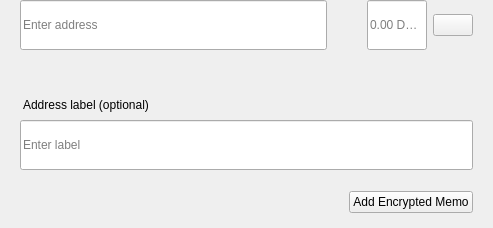
This is src/qt/dogecash/forms/sendmultirow.ui in Liquid369/blank as Qt 5 draws it before an edit. The edited form follows.
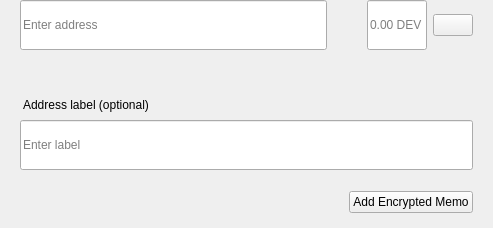
This is the edited form.

What changed in the file:
```diff
--- a/src/qt/dogecash/forms/sendmultirow.ui
+++ b/src/qt/dogecash/forms/sendmultirow.ui
@@ -198,7 +198,7 @@
            <set>Qt::AlignLeading|Qt::AlignLeft|Qt::AlignVCenter</set>
           </property>
           <property name="placeholderText">
-           <string notr="true">0.00 DOGEC</string>
+           <string notr="true">0.00 DEV</string>
           </property>
          </widget>
         </item>
```
